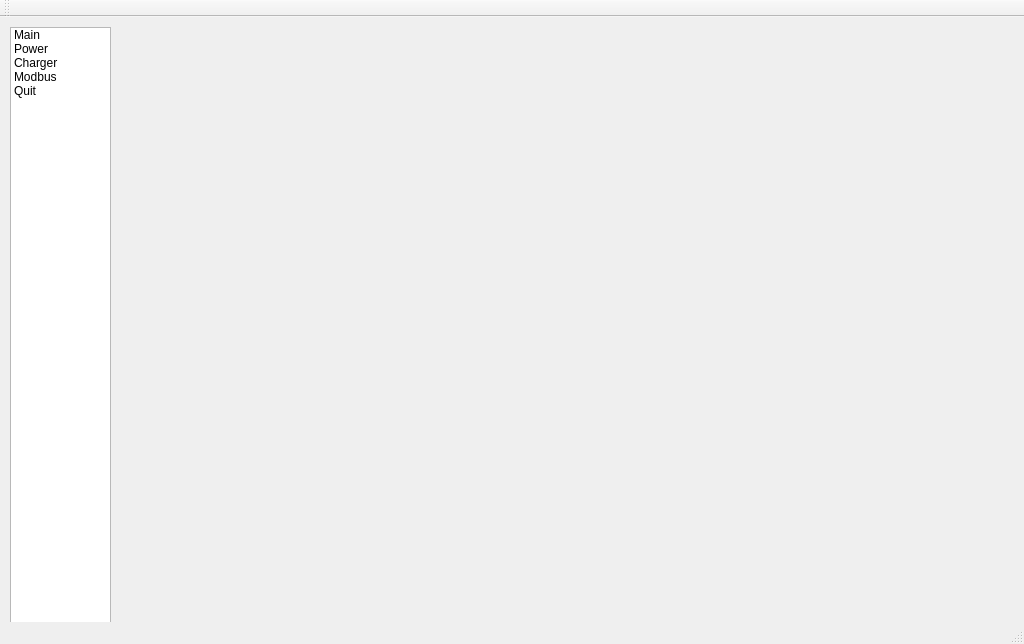
Above: src/mainwindow.ui from hancse/powermeter before the change. Below: the same form after it.
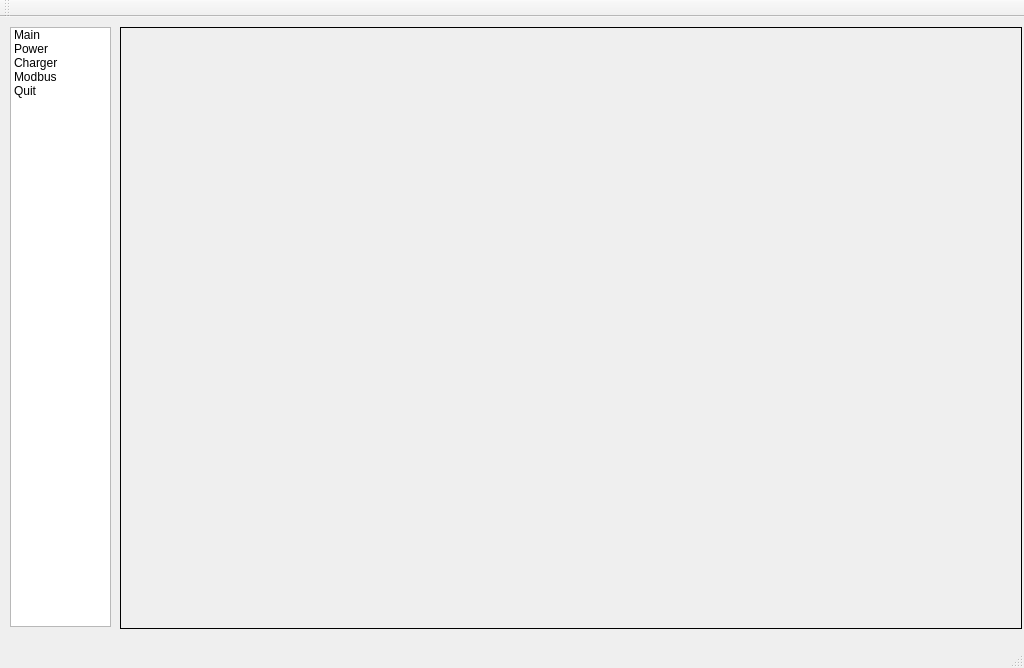
That is the form after the change.

What changed in the file:
```diff
--- a/src/mainwindow.ui
+++ b/src/mainwindow.ui
@@ -7,7 +7,7 @@
     <x>0</x>
     <y>0</y>
     <width>1024</width>
-    <height>644</height>
+    <height>668</height>
    </rect>
   </property>
   <property name="windowTitle">
@@ -49,6 +49,19 @@
      </property>
     </item>
    </widget>
+   <widget class="QStackedWidget" name="stackedWidget">
+    <property name="geometry">
+     <rect>
+      <x>120</x>
+      <y>10</y>
+      <width>902</width>
+      <height>602</height>
+     </rect>
+    </property>
+    <property name="frameShape">
+     <enum>QFrame::Box</enum>
+    </property>
+   </widget>
   </widget>
   <widget class="QMenuBar" name="menuBar">
    <property name="geometry">
```
